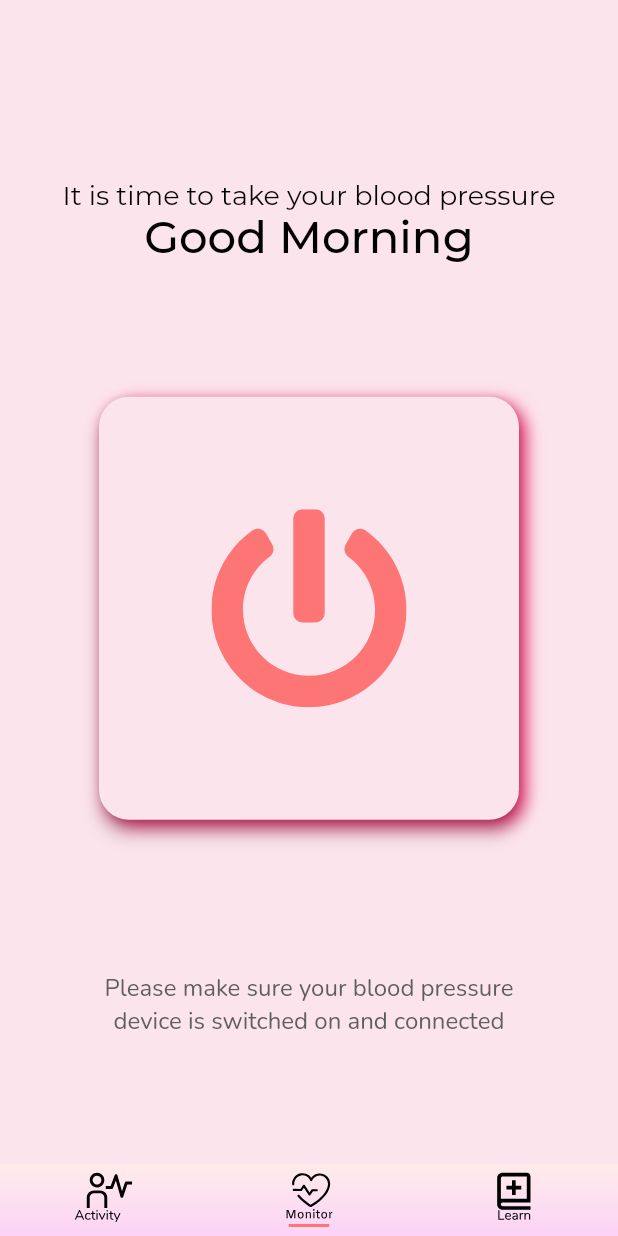
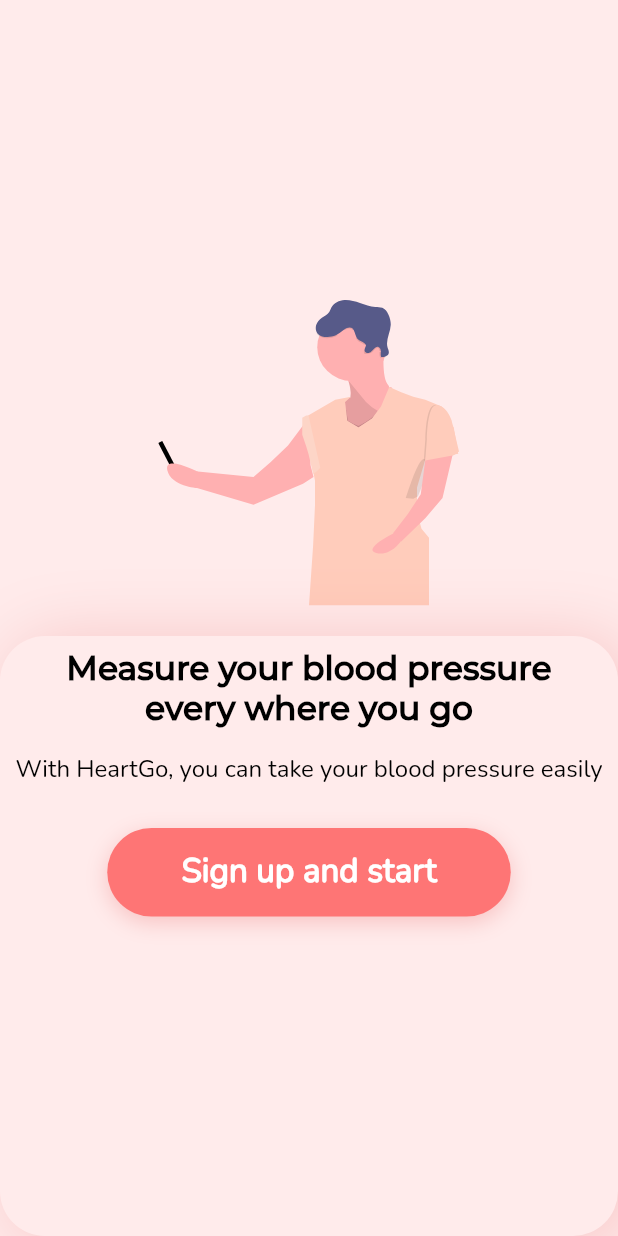
Before and after one commit to normalsteve28/flutter_research_bp_app, a Flutter app: the screen it shows after launch, on a phone screen of 412 x 824 dp. Run offline on Flutter 3.47's test engine with Material 2 defaults, Android fonts, the light colour scheme and no system bars; our stand-ins replace flutter_svg.

Commit message:
Homepage separated from main, Login Page made, username possible

```diff
--- a/lib/assets.dart
+++ b/lib/assets.dart
@@ -7,5 +7,7 @@
 const activity = 'assets/icons/activity.svg';
 const learn = 'assets/icons/learn.svg';
 const monitor = 'assets/icons/monitor.svg';
+const learnGo = 'assets/icons/learngo.svg';
+const bpDrawing = 'assets/icons/bp_man_drawing.svg';
 
 // these are the icon filepath put inside variables
--- /dev/null
+++ b/lib/loginpage.dart
@@ -0,0 +1,216 @@
+import 'package:flutter/material.dart';
+import 'package:flutter_svg/svg.dart';
+
+import './assets.dart';
+import './homepage.dart';
+
+class LoginPage extends StatelessWidget {
+  @override
+  Widget build(BuildContext context) {
+    return Scaffold(
+      body: Container(
+        child: Center(
+          child: Stack(
+            alignment: Alignment.center,
+            clipBehavior: Clip.hardEdge,
+            children: [
+              Positioned(
+                  top: 200,
+                  child: SvgPicture.asset(bpDrawing)), // This is the image
+              Align(
+                // This is aligning the container box that asks for signup
+                alignment: Alignment.bottomCenter,
+                child: Container(
+                  // box contains column that contains Text and Sign Up button
+                  width: double.infinity,
+                  height: 400,
+                  decoration: BoxDecoration(
+                    borderRadius: BorderRadius.circular(30),
+                    boxShadow: [
+                      BoxShadow(
+                        color: Color(0x3fe14747),
+                        blurRadius: 41,
+                        offset: Offset(8, 4),
+                      ),
+                    ],
+                    color: Color(0xffffebeb),
+                  ),
+                  child: Column(
+                    // This column contains Text and Sign Up Button
+                    children: [
+                      Padding(
+                        padding: const EdgeInsets.all(8.0),
+                        child: Text(
+                          "Measure your blood pressure\nevery where you go",
+                          textAlign: TextAlign.center,
+                          style: TextStyle(
+                            color: Colors.black,
+                            fontSize: 22,
+                            fontFamily: "Montserrat",
+                            fontWeight: FontWeight.w700,
+                          ),
+                        ),
+                      ),
+                      Padding(
+                        padding: const EdgeInsets.all(8.0),
+                        child: Text(
+                          "With HeartGo, you can take your blood pressure easily",
+                          textAlign: TextAlign.center,
+                          style: TextStyle(
+                              color: Colors.black,
+                              fontSize: 16,
+                              fontFamily: "Nunito"),
+                        ),
+                      ),
+                      Container(
+                        // Contains Sign up button
+                        margin: EdgeInsets.only(top: 20, bottom: 20),
+                        width: 269,
+                        height: 59,
+                        decoration: BoxDecoration(
+                          borderRadius: BorderRadius.circular(40),
+                          boxShadow: [
+                            BoxShadow(
+                              color: Color(0x3fe14747),
+                              blurRadius: 12,
+                              offset: Offset(0, 4),
+                            ),
+                          ],
+                          color: Color(0xfffe7575),
+                        ),
+                        child: FittedBox(
+                          child: FlatButton(
+                            // Sign Up button that heads to second login page
+                            onPressed: () {
+                              Navigator.push(
+                                context,
+                                MaterialPageRoute(
+                                    builder: (context) => LoginPageTwo()),
+                              );
+                            },
+                            child: Text(
+                              // Text inside of Flat Button
+                              "Sign up and start",
+                              textAlign: TextAlign.center,
+                              style: TextStyle(
+                                color: Colors.white,
+                                fontSize: 18,
+                                fontFamily: "Nunito",
+                                fontWeight: FontWeight.w600,
+                              ),
+                            ),
+                          ),
+                        ),
+                      ),
+                    ],
+                  ),
+                ),
+              ),
+            ],
+          ),
+        ),
+      ),
+      backgroundColor: Color(0xffffebeb),
+    );
+  }
+}
+
+class LoginPageTwo extends StatelessWidget {
+  // Login Page Two is page with back button, textfield and Sign Up button
+  @override
+  Widget build(BuildContext context) {
+    return Scaffold(
+      backgroundColor: Color(0xffffebeb),
+      body: Column(
+        children: [
+          Align(
+            alignment: Alignment.topLeft,
+            child: FlatButton(
+                onPressed: () {
+                  Navigator.pop(context);
+                },
+                child: Text('< Back',
+                    style: TextStyle(fontFamily: "Nunito", fontSize: 20))),
+          ),
+          LoginForm()
+        ],
+      ),
+    );
+  }
+}
+
+class LoginForm extends StatefulWidget {
+  @override
+  _LoginFormState createState() => _LoginFormState();
+}
+
+class _LoginFormState extends State<LoginForm> {
+  // this is the form that accepts a name and passes it onto the Homepage
+  final myController = TextEditingController();
+  String username;
+
+  @override
+  void dispose() {
+    // Clean up the controller when the widget is disposed.
+    myController.dispose();
+    super.dispose();
+  }
+
+  @override
+  Widget build(BuildContext context) {
+    return Container(
+      child: Column(
+        children: [
+          Container(
+            padding: EdgeInsets.all(10),
+            child: TextField(
+              decoration: InputDecoration(
+                hintText: "Enter your name here",
+              ),
+              controller: myController,
+            ),
+          ),
+          Container(
+            margin: EdgeInsets.only(top: 20, bottom: 20),
+            width: 269,
+            height: 59,
+            decoration: BoxDecoration(
+              borderRadius: BorderRadius.circular(40),
+              boxShadow: [
+                BoxShadow(
+                  color: Color(0x3fe14747),
+                  blurRadius: 12,
+                  offset: Offset(0, 4),
+                ),
+              ],
+              color: Color(0xfffe7575),
+            ),
+            child: FittedBox(
+              child: FlatButton(
+                // Sign Up button that heads to home
+                onPressed: () {
+                  username = myController.text;
+                  Navigator.push(
+                    context,
+                    MaterialPageRoute(
+                        builder: (context) => Home(username: username)),
+                  );
+                },
+                child: Text(
+                  "Sign up",
+                  textAlign: TextAlign.center,
+                  style: TextStyle(
+                    color: Colors.white,
+                    fontSize: 18,
+                    fontFamily: "Nunito",
+                    fontWeight: FontWeight.w600,
+                  ),
+                ),
+              ),
+            ),
+          ),
+        ],
+      ),
+    );
+  }
+}
--- a/lib/main.dart
+++ b/lib/main.dart
@@ -1,9 +1,6 @@
 import 'package:flutter/material.dart';
 
-import 'tabs/monitor.dart'; // Imports the monitor page
-import 'tabs/activity.dart'; // Imports the activity page
-import 'tabs/learn.dart'; // Imports the learn page
-import './navbar.dart'; // Imports the tab bar
+import 'loginpage.dart'; // Imports login page
 
 void main() => runApp(MyApp());
 
@@ -13,25 +10,13 @@
 }
 
 class _MyAppState extends State<MyApp> {
+  var isLoggedIn = false;
+
   @override
   Widget build(BuildContext context) {
     return MaterialApp(
       color: Colors.yellow,
-      home: DefaultTabController(
-        initialIndex: 1,
-        length: 3,
-        child: new Scaffold(
-          body: TabBarView(
-            children: [
-              Activity(), // Activity page
-              HomePage(), // Monitor page
-              Learn(), // Learn Page
-            ],
-          ),
-          bottomNavigationBar: NavBar(),
-          backgroundColor: Colors.transparent,
-        ),
-      ),
+      home: LoginPage(),
     );
   }
 }
--- a/lib/navbar.dart
+++ b/lib/navbar.dart
@@ -19,19 +19,16 @@
         tabs: [
           Tab(
             icon: new Container(
-              padding: EdgeInsets.all(5),
               child: SvgPicture.asset(activity),
             ),
           ),
           Tab(
             icon: new Container(
-              padding: EdgeInsets.all(3),
               child: SvgPicture.asset(monitor),
             ),
           ),
           Tab(
             icon: new Container(
-              padding: EdgeInsets.all(5),
               child: SvgPicture.asset(learn),
             ),
           ),
--- a/lib/tabs/activity.dart
+++ b/lib/tabs/activity.dart
@@ -6,6 +6,10 @@
 import 'activity_assets/see_all_buttons.dart'; // SEE ALL button handler
 
 class Activity extends StatelessWidget {
+  final String username;
+
+  Activity(this.username);
+
   @override
   Widget build(BuildContext context) {
     return Container(
@@ -17,7 +21,8 @@
             crossAxisAlignment: CrossAxisAlignment.start,
             children: [
               ActivityPerson(), // This widget is the icon
-              GoodMorning(), // This widget is the good morning text with the name
+              GoodMorning(
+                  username), // This widget is the good morning text with the name
             ],
           ),
           Row(
--- a/lib/tabs/activity_assets/goodmorning_jd.dart
+++ b/lib/tabs/activity_assets/goodmorning_jd.dart
@@ -2,6 +2,10 @@
 
 //This class contains the good morning text
 class GoodMorning extends StatelessWidget {
+  final String username;
+
+  GoodMorning(this.username);
+
   @override
   Widget build(BuildContext context) {
     return Container(
@@ -17,7 +21,7 @@
             textAlign: TextAlign.center,
           ),
           Text(
-            "John Doe",
+            "$username",
             style: TextStyle(
               color: Colors.black,
               fontSize: 30,
--- a/lib/tabs/monitor.dart
+++ b/lib/tabs/monitor.dart
@@ -2,7 +2,11 @@
 
 import './startbutton.dart'; // contains the start button
 
-class HomePage extends StatelessWidget {
+class Monitor extends StatelessWidget {
+  final String username;
+
+  Monitor(this.username);
+
   @override
   Widget build(BuildContext context) {
     return Container(
@@ -34,9 +38,9 @@
               SizedBox(
                 // This SizedBox contains good morning text
                 width: 275,
-                height: 45,
+                height: 100,
                 child: Text(
-                  "Good Morning",
+                  "Good Morning, $username",
                   textAlign: TextAlign.center,
                   style: TextStyle(
                     color: Colors.black,
--- a/lib/tabs/monitortwo.dart
+++ b/lib/tabs/monitortwo.dart
@@ -1,6 +1,6 @@
 import 'package:flutter/material.dart';
 
-class HomePageTwo extends StatelessWidget {
+class MonitorPageTwo extends StatelessWidget {
   //This class is the page that shows up when you press Start
   @override
   Widget build(BuildContext context) {
--- a/lib/tabs/startbutton.dart
+++ b/lib/tabs/startbutton.dart
@@ -26,7 +26,7 @@
         onPressed: () {
           Navigator.push(
             context,
-            MaterialPageRoute(builder: (context) => HomePageTwo()),
+            MaterialPageRoute(builder: (context) => MonitorPageTwo()),
           );
         },
       ),
--- a/pubspec.yaml
+++ b/pubspec.yaml
@@ -31,6 +31,7 @@
   flutter_svg: ^0.19.2+1
   english_words: ^3.1.5
   http: ^0.12.2
+  flutter_facebook_login: ^3.0.0
 
 dev_dependencies:
   flutter_test:
@@ -60,6 +61,8 @@
     - assets/icons/activity.svg
     - assets/icons/learn.svg
     - assets/icons/monitor.svg
+    - assets/icons/heartgo.svg
+    - assets/icons/bp_man_drawing.svg
     - assets/fonts/Montserrat-Regular.ttf
     - assets/fonts/Montserrat-Semibold.ttf
     - assets/fonts/Montserrat-Medium.ttf
```
Also changed, not shown: lib/homepage.dart (added, +33 -0 lines), assets/icons/bp_man_drawing.svg (added), assets/icons/heartgo.svg (added), pubspec.lock.
